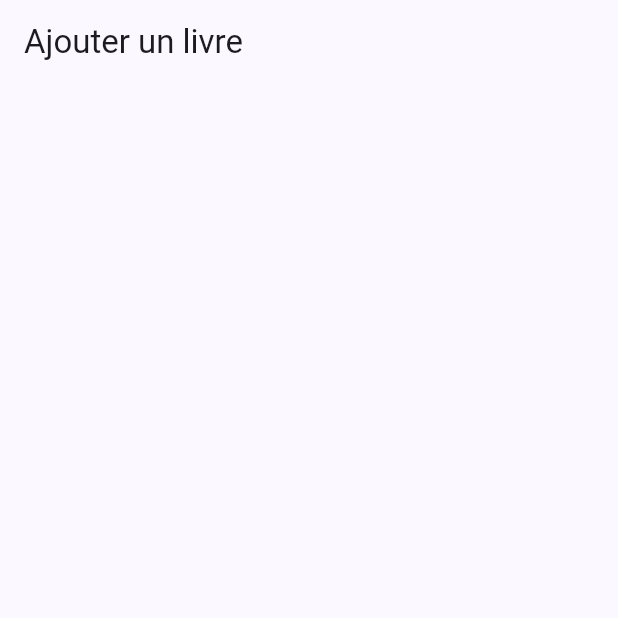
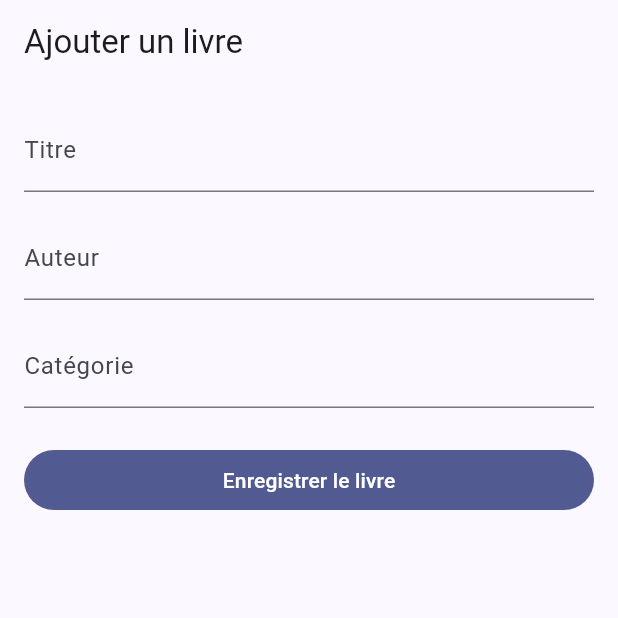
Before and after one commit to rootusr404/read_track, a Flutter app: the AddBookScreen screen opened by its route, on a phone screen of 412 x 824 dp, the top half of it. Run offline on Flutter 3.47's test engine with Material 3 defaults, Android fonts, the phone set to English and light mode, and no system bars; our stand-ins replace cached_network_image, equatable, flutter_hooks, flutter_riverpod, go_router, hive_flutter and 1 more; accounts and stored records are empty; generated files the repository leaves out were written again; network calls fail.

Commit message:
feat: sprint 4 - add book form with validation, finalize my list screen

```diff
--- a/lib/screens/add_book_screen.dart
+++ b/lib/screens/add_book_screen.dart
@@ -1,8 +1,8 @@
 import 'package:flutter/material.dart';
 
 import '../l10n/generated/app_localizations.dart';
+import '../widgets/add_book_form.dart';
 
-/// Placeholder Sprint 3 : implémenté dans un sprint suivant.
 class AddBookScreen extends StatelessWidget {
   const AddBookScreen({super.key});
 
@@ -11,7 +11,7 @@ class AddBookScreen extends StatelessWidget {
     final l10n = AppLocalizations.of(context);
     return Scaffold(
       appBar: AppBar(title: Text(l10n.addBookTitle)),
-      body: const SizedBox.shrink(),
+      body: const SingleChildScrollView(child: AddBookForm()),
     );
   }
 }
--- /dev/null
+++ b/lib/widgets/add_book_form.dart
@@ -0,0 +1,100 @@
+import 'package:flutter/material.dart';
+import 'package:flutter_hooks/flutter_hooks.dart';
+import 'package:hooks_riverpod/hooks_riverpod.dart';
+
+import '../l10n/generated/app_localizations.dart';
+import '../models/book.dart';
+import '../providers/book_providers.dart';
+
+/// Formulaire d'ajout de livre : titre, auteur, catégorie (tous requis).
+///
+/// HookConsumerWidget : combine `flutter_hooks` (contrôleurs, form key)
+/// et Riverpod (accès au repository) sans State manuel.
+class AddBookForm extends HookConsumerWidget {
+  const AddBookForm({super.key});
+
+  @override
+  Widget build(BuildContext context, WidgetRef ref) {
+    final l10n = AppLocalizations.of(context);
+    final formKey = useMemoized(() => GlobalKey<FormState>());
+    final titleController = useTextEditingController();
+    final authorController = useTextEditingController();
+    final categoryController = useTextEditingController();
+    final isSubmitting = useState(false);
+
+    Future<void> submit() async {
+      if (!(formKey.currentState?.validate() ?? false)) return;
+      isSubmitting.value = true;
+      final book = Book(
+        id: 'b${DateTime.now().microsecondsSinceEpoch}',
+        title: titleController.text.trim(),
+        author: authorController.text.trim(),
+        category: categoryController.text.trim(),
+      );
+      try {
+        await ref.read(bookRepositoryProvider).add(book);
+        ref.invalidate(booksProvider);
+        if (!context.mounted) return;
+        ScaffoldMessenger.of(context)
+          ..hideCurrentSnackBar()
+          ..showSnackBar(SnackBar(content: Text(l10n.addBookSuccess)));
+        Navigator.of(context).pop();
+      } finally {
+        isSubmitting.value = false;
+      }
+    }
+
+    String? requiredValidator(String? value) {
+      return (value == null || value.trim().isEmpty)
+          ? l10n.addBookValidationRequired
+          : null;
+    }
+
+    return Form(
+      key: formKey,
+      child: Padding(
+        padding: const EdgeInsets.all(16),
+        child: Column(
+          crossAxisAlignment: CrossAxisAlignment.stretch,
+          children: [
+            TextFormField(
+              controller: titleController,
+              decoration: InputDecoration(labelText: l10n.addBookFieldTitle),
+              textInputAction: TextInputAction.next,
+              validator: requiredValidator,
+            ),
+            const SizedBox(height: 16),
+            TextFormField(
+              controller: authorController,
+              decoration: InputDecoration(labelText: l10n.addBookFieldAuthor),
+              textInputAction: TextInputAction.next,
+              validator: requiredValidator,
+            ),
+            const SizedBox(height: 16),
+            TextFormField(
+              controller: categoryController,
+              decoration: InputDecoration(
+                labelText: l10n.addBookFieldCategory,
+                hintText: l10n.addBookFieldCategoryHint,
+              ),
+              textInputAction: TextInputAction.done,
+              validator: requiredValidator,
+              onFieldSubmitted: (_) => submit(),
+            ),
+            const SizedBox(height: 24),
+            FilledButton(
+              onPressed: isSubmitting.value ? null : submit,
+              child: isSubmitting.value
+                  ? const SizedBox(
+                      width: 20,
+                      height: 20,
+                      child: CircularProgressIndicator(strokeWidth: 2),
+                    )
+                  : Text(l10n.addBookSubmit),
+            ),
+          ],
+        ),
+      ),
+    );
+  }
+}
```
Also changed, not shown: lib/l10n/app_en.arb (+6 -1 lines), lib/l10n/app_fr.arb (+6 -1 lines), lib/screens/my_list_screen.dart (+37 -4 lines), lib/widgets/my_list_remove_dialog.dart (added, +28 -0 lines), lib/widgets/my_list_tile.dart (added, +36 -0 lines), 1 other file.
